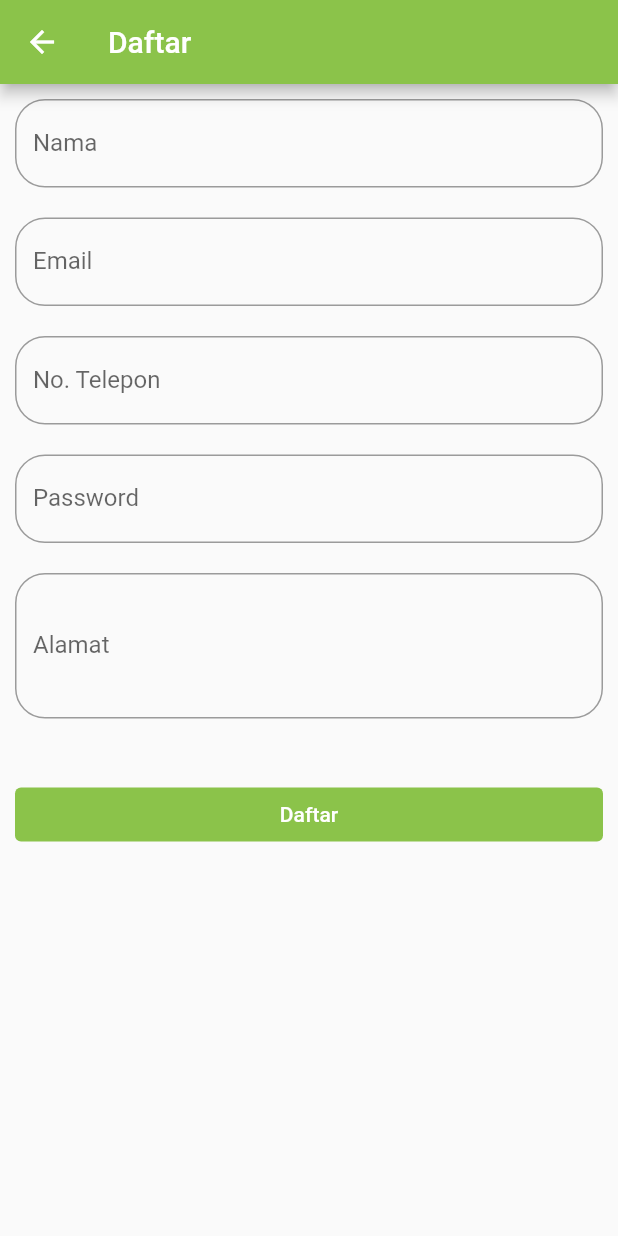
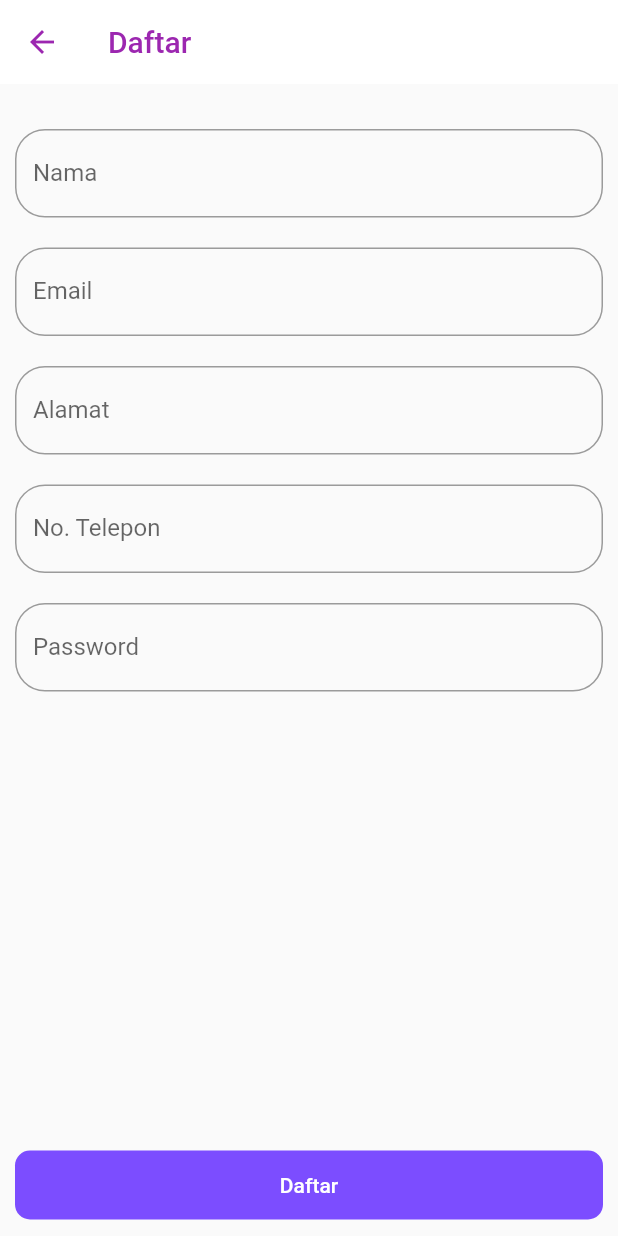
Before and after one commit to aminsum9/autojet-sparepart-app, a Flutter app: the Register screen opened by its route, on a phone screen of 412 x 824 dp. Run offline on Flutter 3.47's test engine with Material 2 defaults, Android fonts, the phone set to English and light mode, and no system bars; our stand-ins replace dropdown_search, image_picker, shared_preferences; missing offline and left inert: dart:ffi, item_picker, pretty_json; accounts and stored records are empty; network calls fail.

Commit message:
update ui register

```diff
--- a/lib/pages/register.dart
+++ b/lib/pages/register.dart
@@ -4,6 +4,7 @@ import 'dart:convert';
 import 'dart:async';
 import 'package:shared_preferences/shared_preferences.dart';
 import '../config/url.dart' as host;
+import '../styles/colors.dart' as colors;
 
 class Register extends StatefulWidget {
   @override
@@ -123,14 +124,27 @@ class RegisterState extends State<Register> {
   Widget build(BuildContext context) {
     return Scaffold(
       appBar: AppBar(
-        title: const Text("Daftar"),
-        backgroundColor: Colors.lightGreen,
+        title: const Text(
+          "Daftar",
+          style: TextStyle(color: colors.SECONDARY_COLOR),
+        ),
+        backgroundColor: Colors.white,
+        leading: IconButton(
+          icon: const Icon(Icons.arrow_back, color: colors.SECONDARY_COLOR),
+          onPressed: () {
+            Navigator.pop(context);
+          },
+        ),
+        shadowColor: Colors.transparent,
       ),
       body: ListView(children: [
         Container(
           padding: const EdgeInsets.all(10.0),
           child: Column(
             children: [
+              const Padding(
+                padding: EdgeInsets.only(top: 20.0),
+              ),
               TextField(
                   controller: controllerNama,
                   decoration: InputDecoration(
@@ -146,6 +160,16 @@ class RegisterState extends State<Register> {
                   decoration: InputDecoration(
                       hintText: "Email",
                       labelText: "Email",
+                      border: OutlineInputBorder(
+                          borderRadius: BorderRadius.circular(20.0)))),
+              const Padding(
+                padding: EdgeInsets.only(top: 20.0),
+              ),
+              TextField(
+                  controller: controllerAddress,
+                  decoration: InputDecoration(
+                      hintText: "Alamat",
+                      labelText: "Alamat",
                       border: OutlineInputBorder(
                           borderRadius: BorderRadius.circular(20.0)))),
               const Padding(
@@ -172,31 +196,27 @@ class RegisterState extends State<Register> {
               const Padding(
                 padding: EdgeInsets.only(top: 20.0),
               ),
-              TextField(
-                  controller: controllerAddress,
-                  maxLines: 3,
-                  decoration: InputDecoration(
-                      hintText: "Alamat",
-                      labelText: "Alamat",
-                      border: OutlineInputBorder(
-                          borderRadius: BorderRadius.circular(20.0)))),
-              const Padding(
-                padding: EdgeInsets.only(top: 20.0),
-              ),
             ],
           ),
         ),
-        Container(
-          padding: const EdgeInsets.all(10.0),
+      ]),
+      bottomNavigationBar: Container(
+        padding: const EdgeInsets.all(5),
+        child: Padding(
+          padding: const EdgeInsets.all(5),
           child: TextButton(
             onPressed: () {
               _submitData();
             },
-            child: Text("Daftar", style: TextStyle(color: Colors.white)),
-            style: TextButton.styleFrom(backgroundColor: Colors.lightGreen),
+            style: TextButton.styleFrom(
+                padding: const EdgeInsets.all(15),
+                backgroundColor: colors.PRIMARY_COLOR,
+                shape: RoundedRectangleBorder(
+                    borderRadius: BorderRadius.circular(10))),
+            child: const Text("Daftar", style: TextStyle(color: Colors.white)),
           ),
-        )
-      ]),
+        ),
+      ),
     );
   }
 }
```
